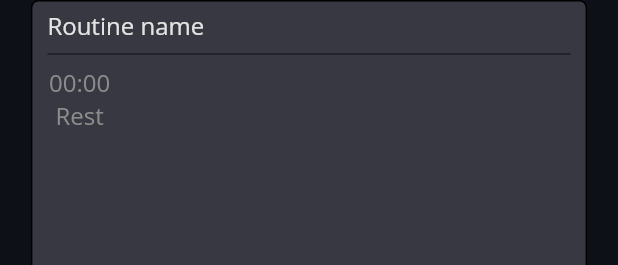
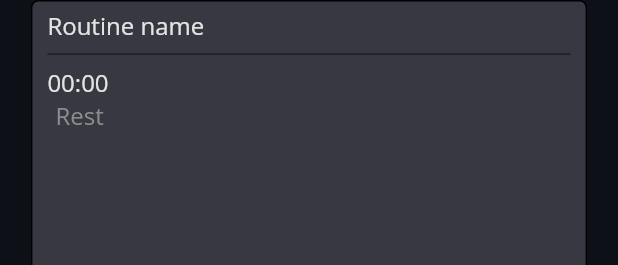
Before and after one commit to navidboloorian/fitsaw, a Flutter app: the RoutineExerciseListItem widget shown alone on an empty page, opened directly, on a phone screen of 412 x 824 dp. Shown: the top 265 px of the screen. Run offline on Flutter 3.47's test engine with Material 2 defaults, Android fonts, the phone set to English and light mode, and no system bars; our stand-ins replace flutter_riverpod, realm; generated files the repository leaves out were written again.

Commit message:
abstracted routine exercise list item

```diff
--- a/lib/features/routines/presentation/presentation.dart
+++ b/lib/features/routines/presentation/presentation.dart
@@ -2,3 +2,4 @@ export 'view_routine_form.dart';
 export 'routine_exercise_container.dart';
 export 'routine_exercise_autocomplete.dart';
 export 'routine_exercise_list_item.dart';
+export 'timed_text_field.dart';
--- a/lib/features/routines/presentation/routine_exercise_list_item.dart
+++ b/lib/features/routines/presentation/routine_exercise_list_item.dart
@@ -1,9 +1,9 @@
 import 'package:fitsaw/features/routines/domain/domain.dart';
+import 'package:fitsaw/features/routines/presentation/presentation.dart';
 import 'package:fitsaw/shared/classes/classes.dart';
 import 'package:fitsaw/shared/widgets/widgets.dart';
 import 'package:flutter/material.dart';
 import 'package:flutter_riverpod/flutter_riverpod.dart';
-import 'package:fitsaw/features/routines/services/services.dart';
 
 class RoutineExerciseListItem extends ConsumerWidget {
   const RoutineExerciseListItem({super.key});
@@ -20,26 +20,15 @@ class RoutineExerciseListItem extends ConsumerWidget {
           const Divider(
             color: Palette.darkText,
           ),
-          Row(
-            mainAxisSize: MainAxisSize.min,
-            mainAxisAlignment: MainAxisAlignment.start,
+          Wrap(
+            direction: Axis.horizontal,
+            alignment: WrapAlignment.start,
             children: [
-              SizedBox(
+              TextFieldColumn(
                 width: 43,
-                child: Column(
-                  children: [
-                    TextFormField(
-                      textAlign: TextAlign.center,
-                      decoration: const InputDecoration(hintText: '00:00'),
-                      inputFormatters: [TimeInputFormatter()],
-                    ),
-                    Text(
-                      'Rest',
-                      style: TextStyle(color: Palette.secondaryText),
-                    ),
-                  ],
-                ),
-              ),
+                label: 'Rest',
+                textField: TimedTextField(controller: TextEditingController()),
+              )
             ],
           ),
         ],
@@ -47,3 +36,32 @@ class RoutineExerciseListItem extends ConsumerWidget {
     );
   }
 }
+
+class TextFieldColumn extends StatelessWidget {
+  final double width;
+  final String label;
+  final Widget textField;
+
+  const TextFieldColumn({
+    super.key,
+    required this.width,
+    required this.label,
+    required this.textField,
+  });
+
+  @override
+  Widget build(BuildContext context) {
+    return SizedBox(
+      width: width,
+      child: Column(
+        children: [
+          textField,
+          Text(
+            label,
+            style: const TextStyle(color: Palette.secondaryText),
+          ),
+        ],
+      ),
+    );
+  }
+}
--- /dev/null
+++ b/lib/features/routines/presentation/timed_text_field.dart
@@ -0,0 +1,36 @@
+import 'package:fitsaw/features/routines/services/services.dart';
+import 'package:flutter/material.dart';
+
+class TimedTextField extends StatefulWidget {
+  final TextEditingController controller;
+
+  const TimedTextField({super.key, required this.controller});
+
+  @override
+  State<TimedTextField> createState() => _TimedTextFieldState();
+}
+
+class _TimedTextFieldState extends State<TimedTextField> {
+  @override
+  void initState() {
+    super.initState();
+    widget.controller.text = '00:00';
+  }
+
+  @override
+  Widget build(BuildContext context) {
+    return Focus(
+      onFocusChange: (hasFocus) {
+        if (!hasFocus) {
+          TimeInputValidator.validate(widget.controller);
+        }
+      },
+      child: TextFormField(
+        key: UniqueKey(),
+        controller: widget.controller,
+        decoration: const InputDecoration(hintText: '00:00'),
+        inputFormatters: [TimeInputFormatter()],
+      ),
+    );
+  }
+}
--- a/lib/features/routines/services/services.dart
+++ b/lib/features/routines/services/services.dart
@@ -1,3 +1,3 @@
 export 'routine_exercise_list_provider.dart';
 export 'time_input_formatter.dart';
-export 'time_validation.dart';
+export 'time_input_validator.dart';
--- a/lib/features/routines/services/time_input_formatter.dart
+++ b/lib/features/routines/services/time_input_formatter.dart
@@ -80,15 +80,9 @@ class TimeInputFormatter extends TextInputFormatter {
         }
       }
 
-      if (leftSubstring.isEmpty && rightSubstring.isEmpty) {
-        // Set the value of an empty input to "00:00." This is used to set the
-        // initial value.
-        newText = '00:00';
-      } else {
-        newText = '$leftSubstring:$rightSubstring';
-      }
+      newText = '$leftSubstring:$rightSubstring';
 
-      // Move cursor to the rightmost point of the textfield.
+      // Move cursor to the rightmost point of the TextField.
       newSelection = newValue.selection.copyWith(
         baseOffset: math.min(newText.length, newText.length),
         extentOffset: math.min(newText.length, newText.length),
--- a/lib/features/routines/services/time_validation.dart
+++ b/lib/features/routines/services/time_input_validator.dart
@@ -1,6 +1,6 @@
 import 'package:flutter/material.dart';
 
-class TimeValidation {
+class TimeInputValidator {
   static int toSeconds(String time) {
     if (time.length < 5) {
       return 0;
@@ -43,7 +43,9 @@ class TimeValidation {
   }
 
   // Converts overflowing minutes/seconds (> 60 in either field) to a valid time.
-  static void validate(String time, TextEditingController controller) {
+  static void validate(TextEditingController controller) {
+    String time = controller.text;
+
     if (time.isNotEmpty) {
       int minutes = int.parse(time.substring(0, 2));
       int seconds = int.parse(time.substring(3, 5));
```
